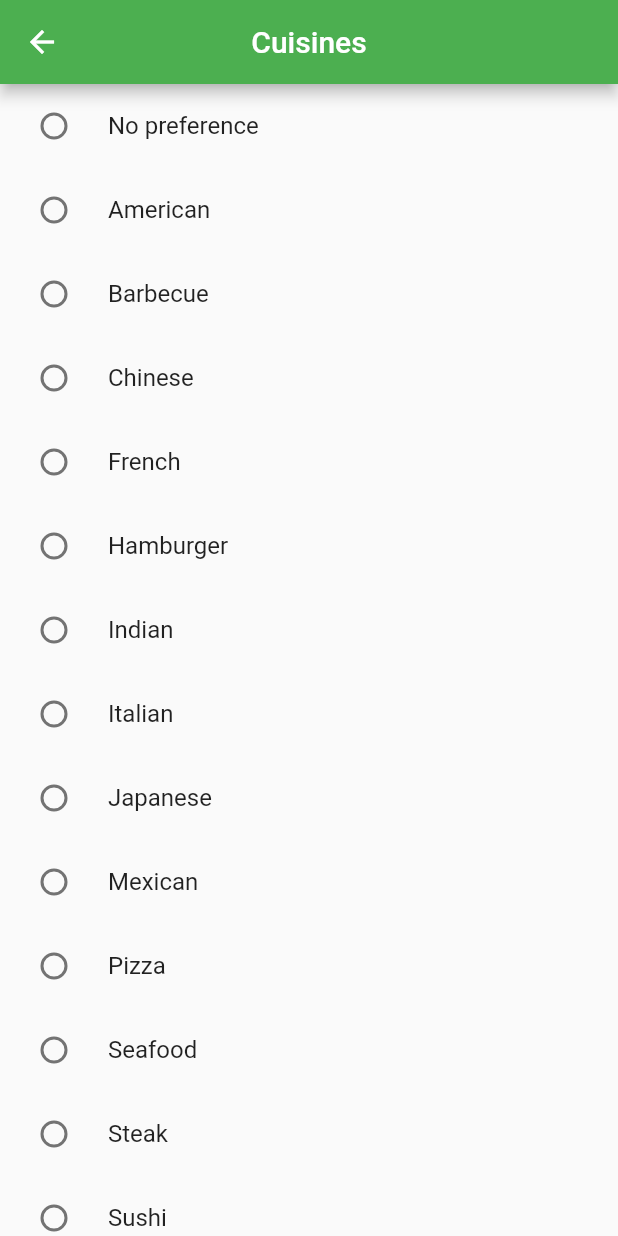
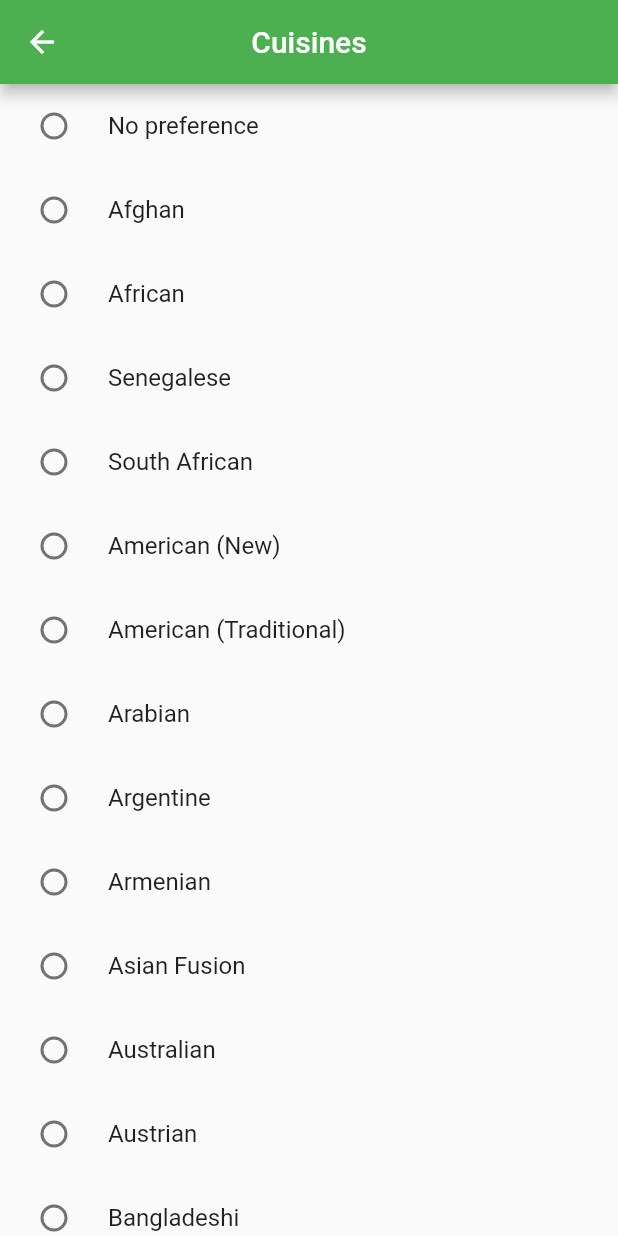
Before and after one commit to guava-food/guava-refactor, a Flutter app: the CuisinesPage screen opened by its route, on a phone screen of 412 x 824 dp. Run offline on Flutter 3.47's test engine with Material 2 defaults, Android fonts, the phone set to English and light mode, and no system bars; our stand-ins replace cached_network_image, flutter_rating_bar, geolocator, settings_ui; network calls fail.

Commit message:
Fixed various MaterialApp jank, added temp photo, added search preference functionality

```diff
--- a/lib/data_files/gua_globals.dart
+++ b/lib/data_files/gua_globals.dart
@@ -3,7 +3,8 @@ double gpsLongitude = -1;
 
 bool openNow = false;
 double searchRadius = -1;
-String sortBy = "-1";
-String cuisine = "-1";
-String pricesAllowed = "No preference";
+String sortBy = "best_match";
+String cuisine = "";
+String pricesAllowedNums = "";
+String pricesAllowedSyms = "";
 List<String> pricesAllowedList = [];
--- a/lib/search_prefs/cuisines.dart
+++ b/lib/search_prefs/cuisines.dart
@@ -1,8 +1,8 @@
-import 'package:flutter/material.dart';
-import 'package:guava_refactor/data_files/gua_globals.dart';
+import "package:flutter/material.dart";
+import "package:guava_refactor/data_files/gua_globals.dart";
 
 class CuisinesPage extends StatefulWidget {
-  CuisinesPage({Key? key, required this.title}) : super(key: key);
+  const CuisinesPage({Key? key, required this.title}) : super(key: key);
 
   final String title;
 
@@ -11,22 +11,165 @@ class CuisinesPage extends StatefulWidget {
 }
 
 class _CuisinesPageState extends State<CuisinesPage> {
-  List<String> cuisines = [
-    'No preference',
-    'American',
-    'Barbecue',
-    'Chinese',
-    'French',
-    'Hamburger',
-    'Indian',
-    'Italian',
-    'Japanese',
-    'Mexican',
-    'Pizza',
-    'Seafood',
-    'Steak',
-    'Sushi',
-    'Thai'
+  final List<String> _cuisineList = [
+    "No preference",
+    "Afghan",
+    "African",
+    "Senegalese",
+    "South African",
+    "American (New)",
+    "American (Traditional)",
+    "Arabian",
+    "Argentine",
+    "Armenian",
+    "Asian Fusion",
+    "Australian",
+    "Austrian",
+    "Bangladeshi",
+    "Barbeque",
+    "Basque",
+    "Belgian",
+    "Brasseries",
+    "Brazilian",
+    "Breakfast & Brunch",
+    "Pancakes",
+    "British",
+    "Buffets",
+    "Bulgarian",
+    "Burgers",
+    "Burmese",
+    "Cafes",
+    "Themed Cafes",
+    "Cafeteria",
+    "Cajun/Creole",
+    "Cambodian",
+    "Caribbean",
+    "Dominican",
+    "Haitian",
+    "Puerto Rican",
+    "Trinidadian",
+    "Catalan",
+    "Cheesesteaks",
+    "Chicken Shop",
+    "Chicken Wings",
+    "Chinese",
+    "Cantonese",
+    "Dim Sum",
+    "Hainan",
+    "Shanghainese",
+    "Szechuan",
+    "Comfort Food",
+    "Creperies",
+    "Cuban",
+    "Czech",
+    "Delis",
+    "Diners",
+    "Dinner Theater",
+    "Eritrean",
+    "Ethiopian",
+    "Fast Food",
+    "Filipino",
+    "Fish & Chips",
+    "Fondue",
+    "Food Court",
+    "Food Stands",
+    "French",
+    "Mauritius",
+    "Reunion",
+    "Game Meat",
+    "Gastropubs",
+    "Georgian",
+    "German",
+    "Gluten-Free",
+    "Greek",
+    "Guamanian",
+    "Halal",
+    "Hawaiian",
+    "Himalayan/Nepalese",
+    "Honduran",
+    "Hong Kong Style Cafe",
+    "Hot Dogs",
+    "Hot Pot",
+    "Hungarian",
+    "Iberian",
+    "Indian",
+    "Indonesian",
+    "Irish",
+    "Italian",
+    "Calabrian",
+    "Sardinian",
+    "Sicilian",
+    "Tuscan",
+    "Japanese",
+    "Conveyor Belt Sushi",
+    "Izakaya",
+    "Japanese Curry",
+    "Ramen",
+    "Teppanyaki",
+    "Kebab",
+    "Korean",
+    "Kosher",
+    "Laotian",
+    "Latin American",
+    "Colombian",
+    "Salvadoran",
+    "Venezuelan",
+    "Live/Raw Food",
+    "Malaysian",
+    "Mediterranean",
+    "Falafel",
+    "Mexican",
+    "Tacos",
+    "Middle Eastern",
+    "Egyptian",
+    "Lebanese",
+    "Modern European",
+    "Mongolian",
+    "Moroccan",
+    "New Mexican Cuisine",
+    "Nicaraguan",
+    "Noodles",
+    "Pakistani",
+    "Pan Asia",
+    "Persian/Iranian",
+    "Peruvian",
+    "Pizza",
+    "Polish",
+    "Polynesian",
+    "Pop-Up Restaurants",
+    "Portuguese",
+    "Poutineries",
+    "Russian",
+    "Salad",
+    "Sandwiches",
+    "Scandinavian",
+    "Scottish",
+    "Seafood",
+    "Singaporean",
+    "Slovakian",
+    "Somali",
+    "Soul Food",
+    "Soup",
+    "Southern",
+    "Spanish",
+    "Sri Lankan",
+    "Steakhouses",
+    "Supper Clubs",
+    "Sushi Bars",
+    "Syrian",
+    "Taiwanese",
+    "Tapas Bars",
+    "Tapas/Small Plates",
+    "Tex-Mex",
+    "Thai",
+    "Turkish",
+    "Ukrainian",
+    "Uzbek",
+    "Vegan",
+    "Vegetarian",
+    "Vietnamese",
+    "Waffles",
+    "Wraps"
   ];
 
   @override
@@ -40,16 +183,16 @@ class _CuisinesPageState extends State<CuisinesPage> {
         child: ListView.builder(
           itemBuilder: (BuildContext context, int index) {
             return RadioListTile(
-                title: Text(cuisines[index]),
-                value: cuisines[index],
+                title: Text(_cuisineList[index]),
+                value: _cuisineList[index],
                 groupValue: cuisine,
                 onChanged: (value) {
                   setState(() {
-                    cuisine = cuisines[index];
+                    cuisine = _cuisineList[index];
                   });
                 });
           },
-          itemCount: cuisines.length,
+          itemCount: _cuisineList.length,
         ),
       ),
     );
--- a/pubspec.yaml
+++ b/pubspec.yaml
@@ -71,6 +71,7 @@ flutter:
   # assets:
   #   - images/a_dot_burr.jpeg
   #   - images/a_dot_ham.jpeg
+    - assets/icons/guava_stock.jpg
 
   # An image asset can refer to one or more resolution-specific "variants", see
   # https://flutter.dev/assets-and-images/#resolution-aware.
```
Also changed, not shown: lib/main.dart (+19 -8 lines), lib/search_prefs/prices.dart (+67 -13 lines), lib/search_prefs/radius.dart (+5 -6 lines), lib/search_prefs/sort_by.dart (+14 -8 lines), assets/icons/guava_stock.jpg (added).
